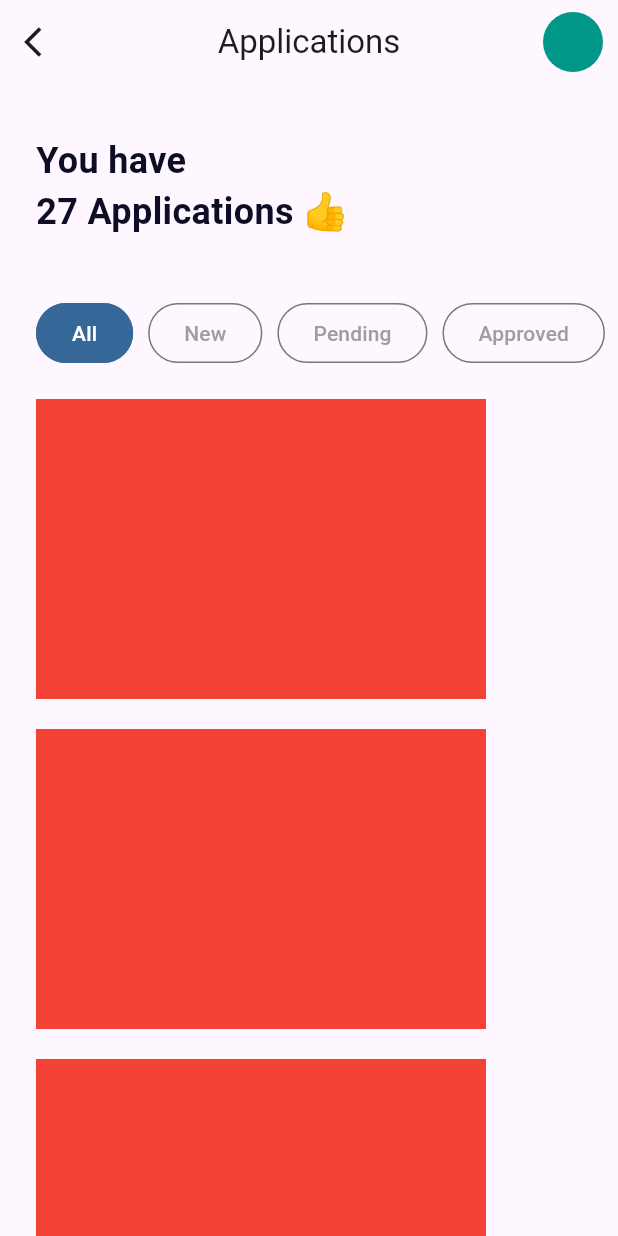
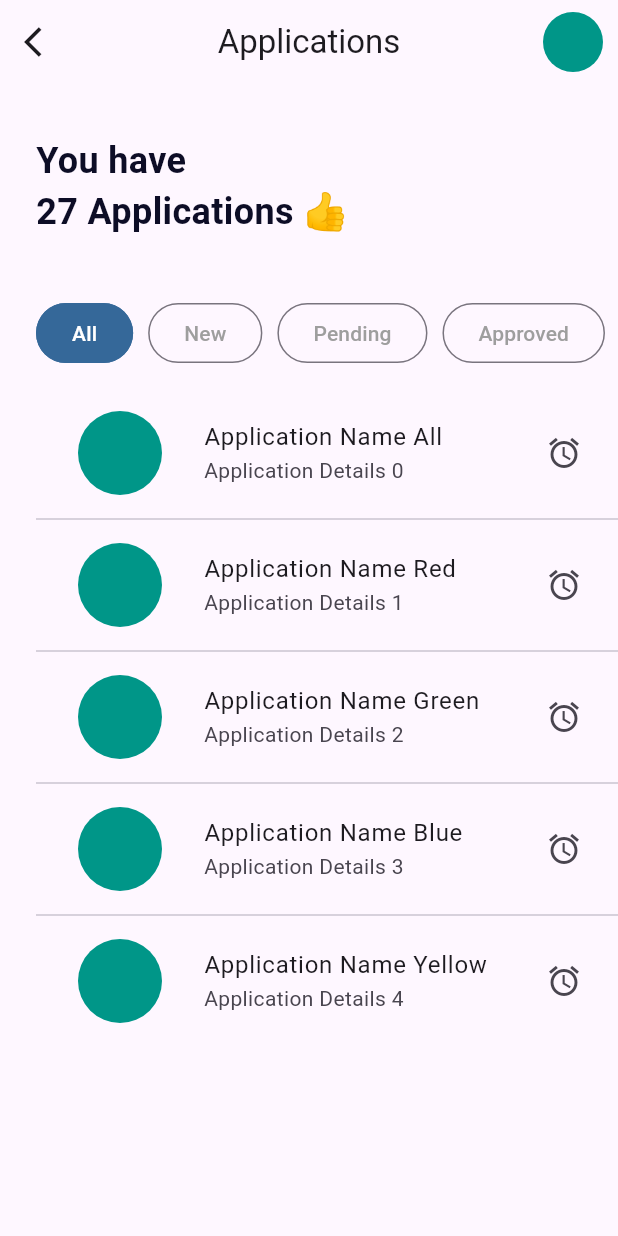
Before and after one commit to StarUnionFlutterCommunity/Session-4, a Flutter app: the HomeScreen screen opened directly, on a phone screen of 412 x 824 dp. Run offline on Flutter 3.47's test engine with Material 3 defaults, Android fonts, the phone set to English and light mode, and no system bars; missing offline and left inert: flutter_emoji_feedback.

Commit message:
Session 5

```diff
--- a/lib/home_screen.dart
+++ b/lib/home_screen.dart
@@ -17,6 +17,14 @@ class _HomeScreenState extends State<HomeScreen> {
   ];
 
   int selectedIndex = 0;
+
+  List<String> data = [
+    "All",
+    "Red",
+    "Green",
+    "Blue",
+    "Yellow",
+  ];
 
   @override
   Widget build(BuildContext context) {
@@ -62,7 +70,7 @@ class _HomeScreenState extends State<HomeScreen> {
                     customButton(
                       text: _categories[i],
                       isSelected: selectedIndex == i,
-                      onPressed: (){
+                      onPressed: () {
                         setState(() {
                           selectedIndex = i;
                         });
@@ -74,57 +82,23 @@ class _HomeScreenState extends State<HomeScreen> {
             SizedBox(
               height: 20,
             ),
-
             Expanded(
-              child: SingleChildScrollView(
-                physics: BouncingScrollPhysics(),
-                scrollDirection: Axis.vertical,
-                child: Column(
-                  children: [
-                    Container(
-                      margin: EdgeInsets.only(bottom: 20),
-                      color: Colors.red,
-                      height: 200,
-                      width: 300,
+              child: ListView.separated(
+                itemCount: data.length,
+                itemBuilder: (context, index) {
+                  return ListTile(
+                    leading: CircleAvatar(
+                      radius: 40,
+                      backgroundColor: Colors.teal,
                     ),
-                    Container(
-                      margin: EdgeInsets.only(bottom: 20),
-                      color: Colors.red,
-                      height: 200,
-                      width: 300,
-                    ),
-                    Container(
-                      margin: EdgeInsets.only(bottom: 20),
-                      color: Colors.red,
-                      height: 200,
-                      width: 300,
-                    ),
-                    Container(
-                      margin: EdgeInsets.only(bottom: 20),
-                      color: Colors.red,
-                      height: 200,
-                      width: 300,
-                    ),
-                    Container(
-                      margin: EdgeInsets.only(bottom: 20),
-                      color: Colors.red,
-                      height: 200,
-                      width: 300,
-                    ),
-                    Container(
-                      margin: EdgeInsets.only(bottom: 20),
-                      color: Colors.red,
-                      height: 200,
-                      width: 300,
-                    ),
-                    Container(
-                      margin: EdgeInsets.only(bottom: 20),
-                      color: Colors.red,
-                      height: 200,
-                      width: 300,
-                    ),
-                  ],
-                ),
+                    title: Text("Application Name ${data[index]}"),
+                    subtitle: Text("Application Details $index"),
+                    trailing: Icon(Icons.access_alarm_outlined),
+                  );
+                },
+                separatorBuilder: (context, index) {
+                  return Divider();
+                },
               ),
             )
           ],
--- a/lib/main.dart
+++ b/lib/main.dart
@@ -1,4 +1,5 @@
 import 'package:flutter/material.dart';
+import 'package:session/home.dart';
 
 import 'home_screen.dart';
 
@@ -15,7 +16,7 @@ class MyApp extends StatelessWidget {
     return MaterialApp(
       title: 'Session',
       theme: ThemeData.light(),
-      home: HomeScreen(),
+      home: Home(),
       debugShowCheckedModeBanner: false,
     );
   }
```
Also changed, not shown: lib/functions.dart (added, +8 -0 lines), lib/home.dart (added, +24 -0 lines), lib/home2.dart (added, +38 -0 lines), pubspec.yaml (+4 -3 lines), assets/images/dumbbell.png (added), pubspec.lock.
